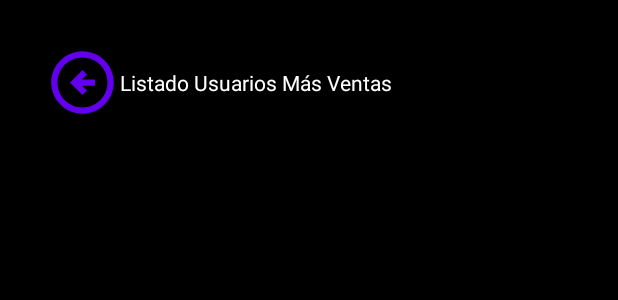
After one commit to Uchi-Garleik/android-proyectos, an Android app: the layout activity_listusers.xml on its own in the app's theme, with its tools: preview values and no code run, on a phone screen of 412 x 824 dp. The commit adds this screen. Shown: the top 300 px of the screen. Run offline under Robolectric (Android 15) with nearby library versions, the phone set to English and light mode, and no system bars.

Commit message:
3º punto hecho

```diff
--- a/MyApplication/app/src/main/java/com/example/myapplication/addproducts/model/AddProductModel.java
+++ b/MyApplication/app/src/main/java/com/example/myapplication/addproducts/model/AddProductModel.java
@@ -20,7 +20,7 @@ import retrofit2.Response;
 
 public class AddProductModel implements ContractAddProducts.Model {
 
-    private static final String IP_BASE = "192.168.104.75:8080";
+    private static final String IP_BASE = "192.168.1.196:8080";
     private AddProductPresenter presenter;
     public AddProductModel(AddProductPresenter presenter){this.presenter = presenter;}
 
--- a/MyApplication/app/src/main/java/com/example/myapplication/listUsers/ContractListUsers.java
+++ b/MyApplication/app/src/main/java/com/example/myapplication/listUsers/ContractListUsers.java
@@ -1,8 +1,6 @@
 package com.example.myapplication.listUsers;
 
-import com.example.myapplication.beans.Producto;
 import com.example.myapplication.beans.Usuario;
-import com.example.myapplication.listproducts.ContractListMyProducts;
 
 import java.util.ArrayList;
 
@@ -24,7 +22,7 @@ public interface ContractListUsers {
     }
     public interface View{
         public void successListUsers(ArrayList<Usuario> usersList);
-        void failureMovies(String err);
+        void failureListUsers(String err);
     }
 
 }
--- a/MyApplication/app/src/main/java/com/example/myapplication/listUsers/model/ListUsersModel.java
+++ b/MyApplication/app/src/main/java/com/example/myapplication/listUsers/model/ListUsersModel.java
@@ -22,7 +22,8 @@ import retrofit2.Response;
 
 public class ListUsersModel implements ContractListUsers.Model {
 
-    private static final String IP_BASE = "192.168.104.75:8080";
+    // private static final String IP_BASE = "192.168.104.75:8080";
+    private static final String IP_BASE = "192.168.1.196:8080";
     private ListUsersPresenter presenter;
 
 //    public ListProductsModel(Context context){
@@ -38,7 +39,7 @@ public class ListUsersModel implements ContractListUsers.Model {
         ApiService apiService = RetrofitCliente.getClient("http://" + IP_BASE + "/untitled/").create(ApiService.class);
 
         Call<DataListUsers> call;
-        call = apiService.getDataListUsers("USERS.FILTER");
+        call = apiService.getDataListUsers("USER.FILTER", "HighestSells");
         call.enqueue(new Callback<DataListUsers>() {
             @Override
             public void onResponse(Call<DataListUsers> call, Response<DataListUsers> response) {
--- a/MyApplication/app/src/main/java/com/example/myapplication/listproducts/ContractListMyProducts.java
+++ b/MyApplication/app/src/main/java/com/example/myapplication/listproducts/ContractListMyProducts.java
@@ -22,7 +22,7 @@ public interface ContractListMyProducts {
     }
     public interface View{
         public void successListMyProducts(ArrayList<Producto> productsList);
-        void failureMovies(String err);
+        void failureListMyProducts(String err);
     }
 
 }
--- a/MyApplication/app/src/main/java/com/example/myapplication/listproducts/model/ListMyProductsModel.java
+++ b/MyApplication/app/src/main/java/com/example/myapplication/listproducts/model/ListMyProductsModel.java
@@ -24,7 +24,7 @@ public class ListMyProductsModel extends AppCompatActivity implements ContractLi
     private SharedPreferences sharedPreferencesUserCFG;
     private Context context;
 
-    private static final String IP_BASE = "192.168.104.75:8080";
+    private static final String IP_BASE = "192.168.1.196:8080";
     private ListMyMyProductsPresenter presenter;
 
 //    public ListProductsModel(Context context){
--- a/MyApplication/app/src/main/java/com/example/myapplication/utils/ApiService.java
+++ b/MyApplication/app/src/main/java/com/example/myapplication/utils/ApiService.java
@@ -42,6 +42,9 @@ public interface ApiService {
     Call<DataListUsers> getDataListUsers(@Query("ACTION") String action);
 
     @GET("MyServlet")
+    Call<DataListUsers> getDataListUsers(@Query("ACTION") String action, @Query("FILTER") String filter);
+
+    @GET("MyServlet")
     Call<DataUsers> getDataLoginUser(@Query("ACTION") String action, @Query("username") String username, @Query("password") String password);
 
 
--- /dev/null
+++ b/MyApplication/app/src/main/res/layout/activity_listusers.xml
@@ -0,0 +1,74 @@
+<?xml version="1.0" encoding="utf-8"?>
+<ScrollView xmlns:android="http://schemas.android.com/apk/res/android"
+    xmlns:app="http://schemas.android.com/apk/res-auto"
+    xmlns:tools="http://schemas.android.com/tools"
+    android:fillViewport="true"
+    android:layout_width="match_parent"
+    android:layout_height="match_parent">
+
+    <androidx.constraintlayout.widget.ConstraintLayout
+        android:id="@+id/homeScreen"
+        android:layout_width="match_parent"
+        android:layout_height="wrap_content"
+        android:background="@color/black"
+        android:orientation="vertical"
+        android:paddingLeft="30dp"
+        android:paddingTop="30dp"
+        android:paddingEnd="30dp"
+        android:paddingRight="30dp"
+        android:paddingBottom="30dp">
+
+        <LinearLayout
+            android:id="@+id/linearLayout"
+            android:layout_width="match_parent"
+            android:layout_height="wrap_content"
+            android:orientation="horizontal"
+            app:layout_constraintStart_toStartOf="parent"
+            app:layout_constraintTop_toTopOf="parent">
+
+            <Button
+                android:id="@+id/backButton"
+                android:layout_width="50dp"
+                android:layout_height="50dp"
+                android:background="@drawable/back_arrow" />
+
+            <TextView
+                android:id="@+id/pageTitle"
+                android:layout_width="wrap_content"
+                android:layout_height="wrap_content"
+                android:text="Listado Usuarios Más Ventas"
+                android:textColor="@color/white" />
+
+        </LinearLayout>
+
+        <LinearLayout
+            android:id="@+id/columnLeft"
+            android:layout_width="160dp"
+            android:layout_height="wrap_content"
+            android:orientation="vertical"
+            app:layout_constraintBottom_toBottomOf="parent"
+            app:layout_constraintHorizontal_weight="2"
+            app:layout_constraintStart_toStartOf="parent"
+            app:layout_constraintTop_toBottomOf="@+id/linearLayout">
+
+            <!-- PROGRAMMATICALLY GENERATED CONTENT -->
+
+        </LinearLayout>
+
+        <LinearLayout
+            android:id="@+id/columnRight"
+            android:layout_width="160dp"
+            android:layout_height="wrap_content"
+            android:orientation="vertical"
+            app:layout_constraintBottom_toBottomOf="parent"
+            app:layout_constraintEnd_toEndOf="parent"
+            app:layout_constraintHorizontal_weight="2"
+            app:layout_constraintTop_toBottomOf="@+id/linearLayout">
+
+            <!-- PROGRAMMATICALLY GENERATED CONTENT -->
+
+        </LinearLayout>
+
+    </androidx.constraintlayout.widget.ConstraintLayout>
+
+</ScrollView>
--- a/MyApplication/app/src/main/res/layout/activity_login.xml
+++ b/MyApplication/app/src/main/res/layout/activity_login.xml
@@ -137,7 +137,7 @@
             android:id="@+id/mostSellsBtn"
             android:layout_width="wrap_content"
             android:layout_height="wrap_content"
-            android:text="Most Sells"
+            android:text="Users With Most Sells"
             app:layout_constraintEnd_toEndOf="parent"
             app:layout_constraintStart_toStartOf="parent"
             app:layout_constraintTop_toBottomOf="@+id/listadoProductosBtn" />
```
Also changed, not shown: MyApplication/app/src/main/AndroidManifest.xml (+8 -0 lines), MyApplication/app/src/main/java/com/example/myapplication/listUsers/view/ListUsersActivity.java (+80 -2 lines), MyApplication/app/src/main/java/com/example/myapplication/listproducts/view/ListMyProductsActivity.java (+4 -4 lines).
